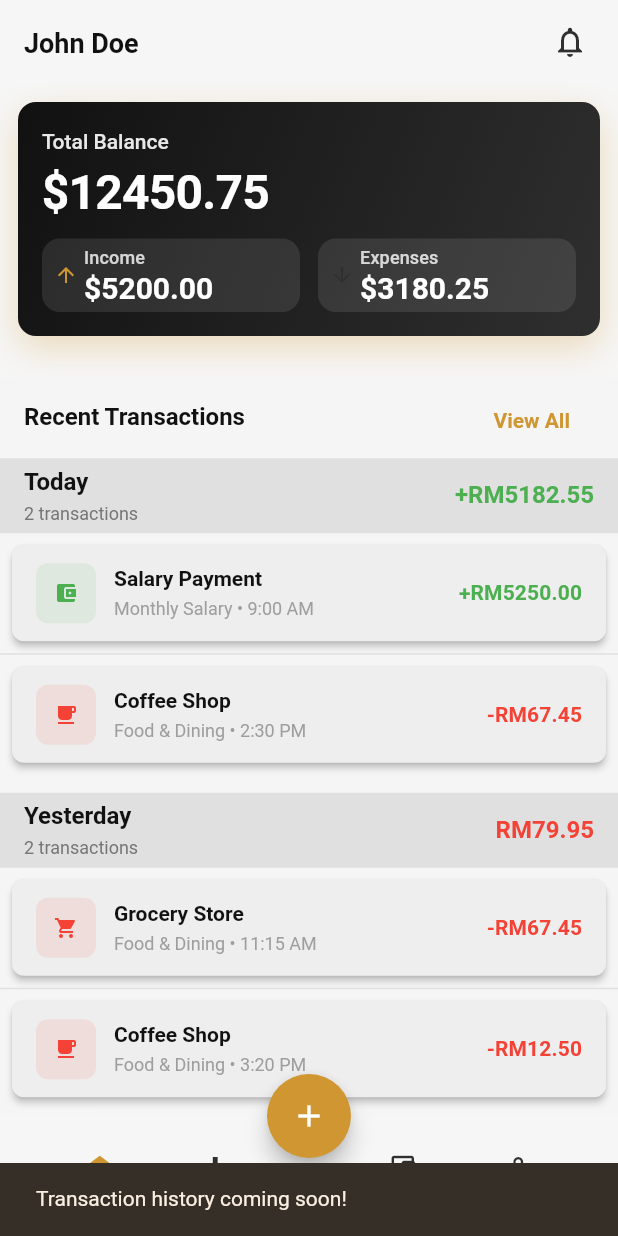
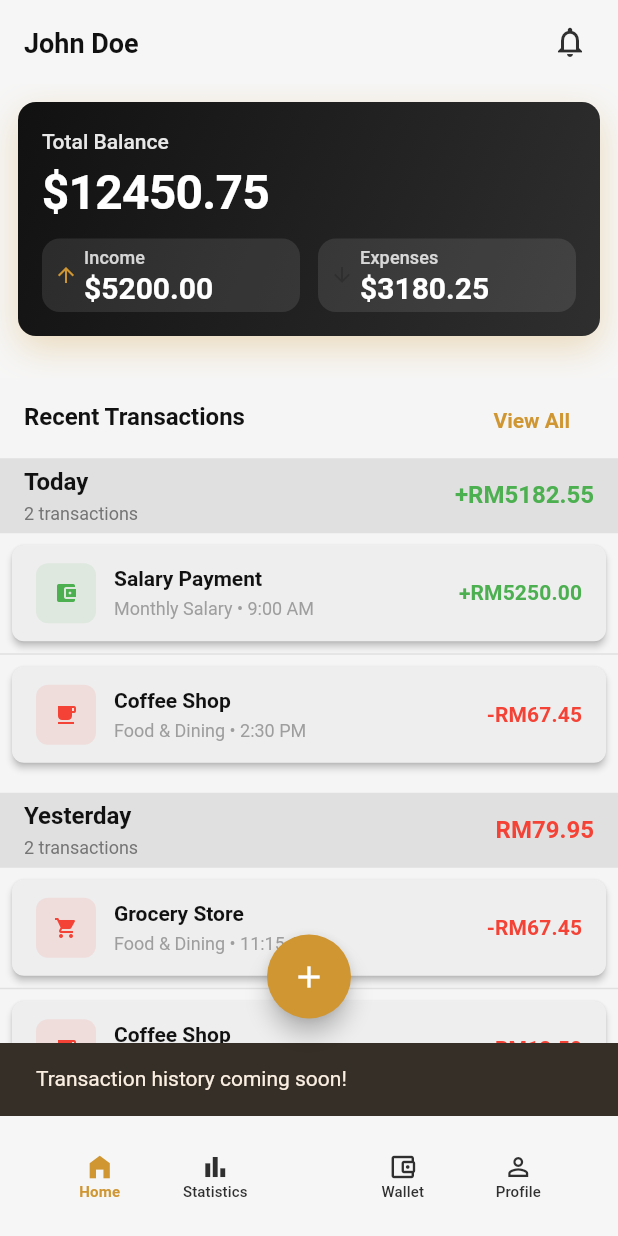
Before and after one commit to GWJian/Expense-Tracker-App, a Flutter app: the MainScreen screen opened by its route, after a tap on "View All", on a phone screen of 412 x 824 dp. Run offline on Flutter 3.47's test engine with Material 3 defaults, Android fonts, the phone set to English and light mode, and no system bars; our stand-ins replace flutter_bloc, go_router, logger.

Commit message:
refactor: implement go_router navigation and simplify main screen structure
  - Replace MaterialApp with MaterialApp.router using go_router
  - Add centralized AppRouter with declarative route configuration
  - Update navigation calls to use context.go() instead of Navigator
  - Remove unnecessary nested Scaffold wrapper in MainScreen
  - Set initial route to /login with proper redirects

```diff
--- /dev/null
+++ b/lib/core/app_router.dart
@@ -0,0 +1,26 @@
+import 'package:expense_tracker_app/screens/auth/login_screen.dart';
+import 'package:expense_tracker_app/screens/main_screen.dart';
+import 'package:go_router/go_router.dart';
+
+
+/// ============================= App Router =============================
+///
+/// Central router configuration using go_router for the entire application.
+/// Provides declarative, URL-based navigation with deep linking support.
+final appRouter = GoRouter(
+  initialLocation: '/login',
+  routes: [
+    GoRoute(
+      path: '/',
+      redirect: (context, state) => '/login',
+    ),
+    GoRoute(
+      path: '/login',
+      builder: (context, state) => const LoginScreen(),
+    ),
+    GoRoute(
+      path: '/main',
+      builder: (context, state) => const MainScreen(),
+    ),
+  ],
+);
--- a/lib/screens/auth/login_screen.dart
+++ b/lib/screens/auth/login_screen.dart
@@ -1,5 +1,6 @@
 import 'package:expense_tracker_app/theme/theme_extensions.dart';
 import 'package:flutter/material.dart';
+import 'package:go_router/go_router.dart';
 import '../../theme/app_colors.dart';
 import '../../theme/app_spacing.dart';
 import '../../theme/app_text_styles.dart';
@@ -65,7 +66,7 @@ class LoginScreen extends StatelessWidget {
                 child: OutlinedButton.icon(
                   onPressed: () {
                     // Navigate to main screen (temporary for UI development)
-                    Navigator.pushReplacementNamed(context, '/main');
+                    context.go('/main');
                   },
                   style: OutlinedButton.styleFrom(
                     side: BorderSide(
--- a/lib/screens/main_screen.dart
+++ b/lib/screens/main_screen.dart
@@ -50,25 +50,16 @@ class _MainScreenState extends State<MainScreen> {
   @override
   Widget build(BuildContext context) {
     return Scaffold(
-      // Outer layer: Contains Scaffold for SnackBar
-      body: Builder(
-        // outerContext -> snackbar overlay on top of Scaffold
-        builder: (outerContext) {
-          return Scaffold(
       body: IndexedStack(index: _selectedIndex, children: _screens),
       floatingActionButton: FloatingActionButton(
         onPressed: _onAddPressed,
-              shape:
-                  const StadiumBorder(), // To match the notch shape from BottomAppBar
+        shape: const StadiumBorder(),
         child: const Icon(Icons.add),
       ),
-            floatingActionButtonLocation: FloatingActionButtonLocation.centerDocked, // Centered FAB
+      floatingActionButtonLocation: FloatingActionButtonLocation.centerDocked,
       bottomNavigationBar: CustomBottomNavigation(
         selectedIndex: _selectedIndex,
         onItemTapped: _onItemTapped,
-            ),
-          );
-        },
       ),
     );
   }
```
Also changed, not shown: lib/app_view.dart (+3 -8 lines). Lines whose indentation alone changed are shown as unchanged.
